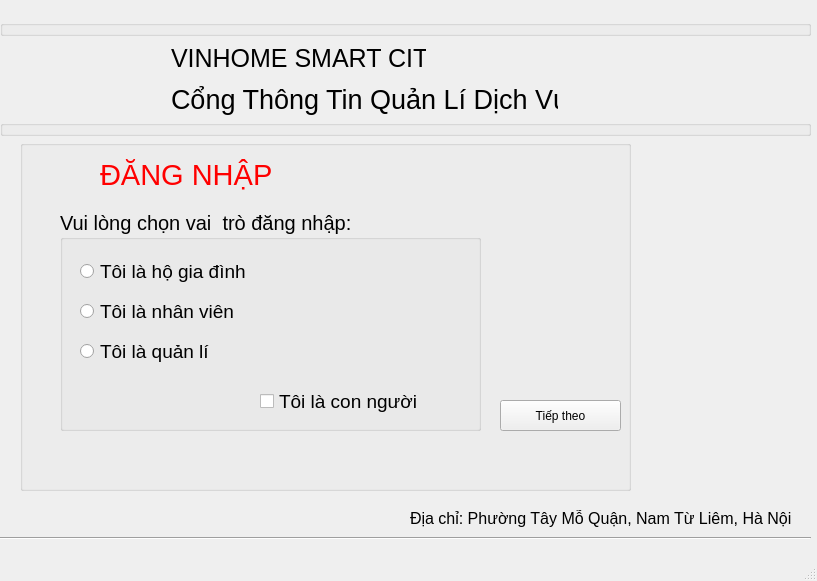
Above: choose_option_login.ui from quangdong01/Apartment-Management-App before the change. Below: the same form after it.
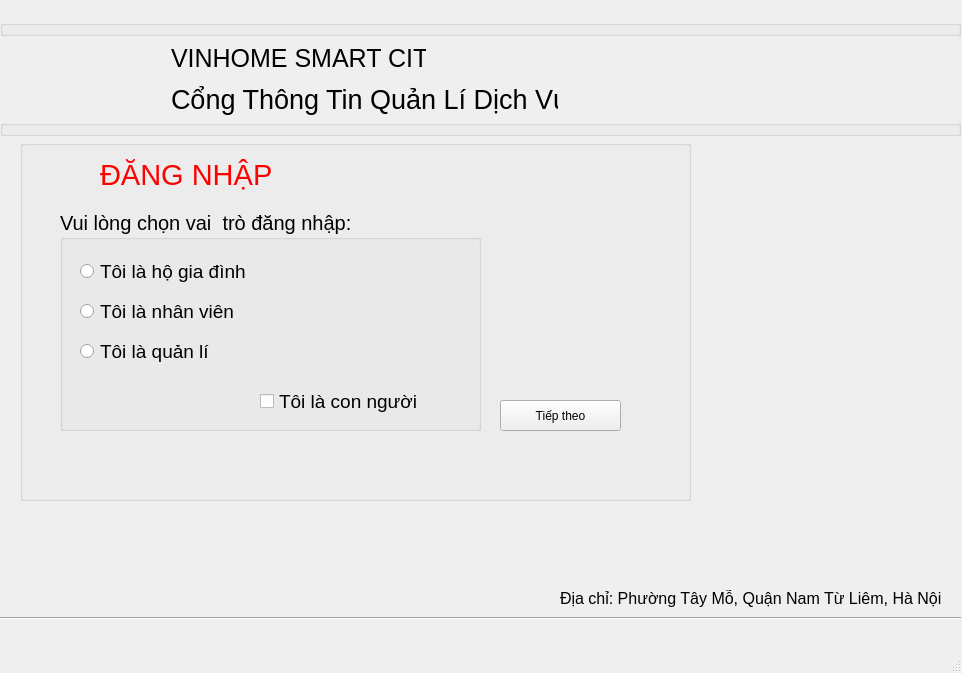
That is the form after the change. Icons and pictures are not drawn.

The edit to the form file:
```diff
--- a/choose_option_login.ui
+++ b/choose_option_login.ui
@@ -6,8 +6,8 @@
    <rect>
     <x>0</x>
     <y>0</y>
-    <width>817</width>
-    <height>581</height>
+    <width>962</width>
+    <height>673</height>
    </rect>
   </property>
   <property name="windowTitle">
@@ -34,8 +34,8 @@
     <property name="geometry">
      <rect>
       <x>0</x>
-      <y>530</y>
-      <width>811</width>
+      <y>610</y>
+      <width>961</width>
       <height>16</height>
      </rect>
     </property>
@@ -46,7 +46,7 @@
    <widget class="QLabel" name="label_Time">
     <property name="geometry">
      <rect>
-      <x>330</x>
+      <x>400</x>
       <y>0</y>
       <width>141</width>
       <height>20</height>
@@ -70,8 +70,8 @@
    <widget class="QLabel" name="label_5">
     <property name="geometry">
      <rect>
-      <x>410</x>
-      <y>510</y>
+      <x>560</x>
+      <y>590</y>
       <width>381</width>
       <height>17</height>
      </rect>
@@ -82,7 +82,7 @@
      </font>
     </property>
     <property name="text">
-     <string>Địa chỉ: Phường Tây Mỗ Quận, Nam Từ Liêm, Hà Nội</string>
+     <string>Địa chỉ: Phường Tây Mỗ, Quận Nam Từ Liêm, Hà Nội</string>
     </property>
    </widget>
    <widget class="QGroupBox" name="groupBox_3">
@@ -90,8 +90,8 @@
      <rect>
       <x>20</x>
       <y>140</y>
-      <width>611</width>
-      <height>351</height>
+      <width>671</width>
+      <height>361</height>
      </rect>
     </property>
     <property name="title">
@@ -256,7 +256,7 @@
      <rect>
       <x>0</x>
       <y>120</y>
-      <width>811</width>
+      <width>961</width>
       <height>16</height>
      </rect>
     </property>
@@ -272,7 +272,7 @@
      <rect>
       <x>0</x>
       <y>20</y>
-      <width>811</width>
+      <width>961</width>
       <height>16</height>
      </rect>
     </property>
```
Left out of the diff: 2 changed lines with no effect on the pictures.
